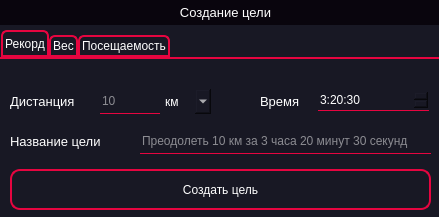
Daniil-Solo/Training-tracker, file Program/new_design/dream_window.ui: the form before one commit.
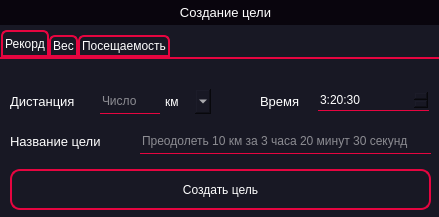
The form after the commit. Icons and pictures are not drawn.

```diff
--- a/Program/new_design/dream_window.ui
+++ b/Program/new_design/dream_window.ui
@@ -178,7 +178,7 @@
        <string notr="true">border-bottom: 1px solid rgb(230, 5, 64)</string>
       </property>
       <property name="placeholderText">
-       <string>10</string>
+       <string>Число</string>
       </property>
      </widget>
      <widget class="QComboBox" name="dist_val">
```
Left out of the diff: 8 changed lines with no effect on the pictures.
